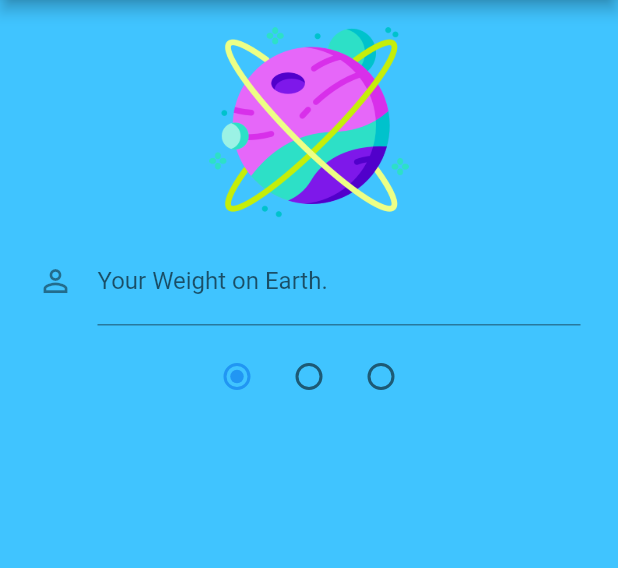
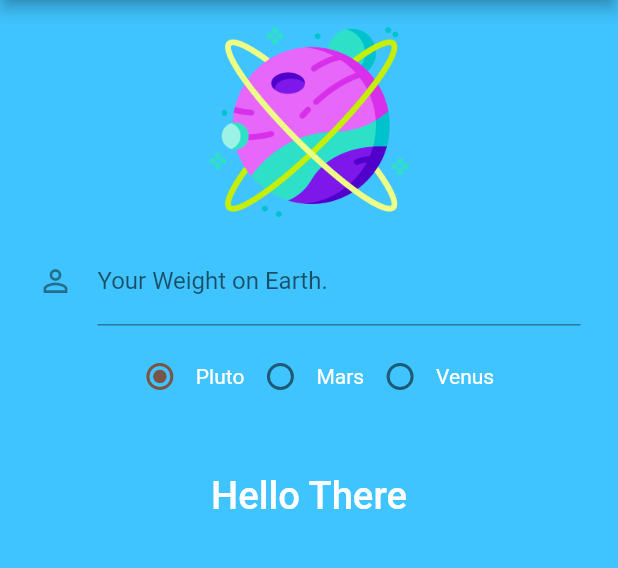
Before and after one commit to plus8bit/weight_on_planet, a Flutter app: the screen it shows after launch, on a phone screen of 412 x 824 dp, the part 84-652 px from its top. Run offline on Flutter 3.47's test engine with Material 2 defaults, Android fonts, the phone set to English and light mode, and no system bars.

Commit message:
Add styling to radio buttons

```diff
--- a/lib/ui/home.dart
+++ b/lib/ui/home.dart
@@ -66,15 +66,41 @@ class HomeState extends State<Home> {
                     children: <Widget>[
                       //radio buttons
                       Radio<int>(
+                        activeColor: Colors.brown,
                         value: 0, groupValue: radioValue, onChanged: handleRadioValueChange),
+                      Text(
+                        'Pluto',
+                        style: TextStyle(color: Colors.white)
+                      ),
 
                       Radio<int>(
+                        activeColor: Colors.redAccent,
                         value: 1, groupValue: radioValue, onChanged: handleRadioValueChange),
+                        Text(
+                        'Mars',
+                        style: TextStyle(color: Colors.white)
+                      ),
 
                       Radio<int>(
+                        activeColor: Colors.orangeAccent,
                         value: 2, groupValue: radioValue, onChanged: handleRadioValueChange),
+                        Text(
+                        'Venus',
+                        style: TextStyle(color: Colors.white)
+                      ),
                     ],
-                  )
+                  ),
+
+                  Padding(padding: EdgeInsets.all(20.0)),
+                  //Result Text
+                  Text(
+                    'Hello There',
+                    style: TextStyle(
+                      color: Colors.white,
+                      fontSize: 25.5,
+                      fontWeight: FontWeight.w500
+                    ),
+                    )
                 ],
               ),
             )
```
